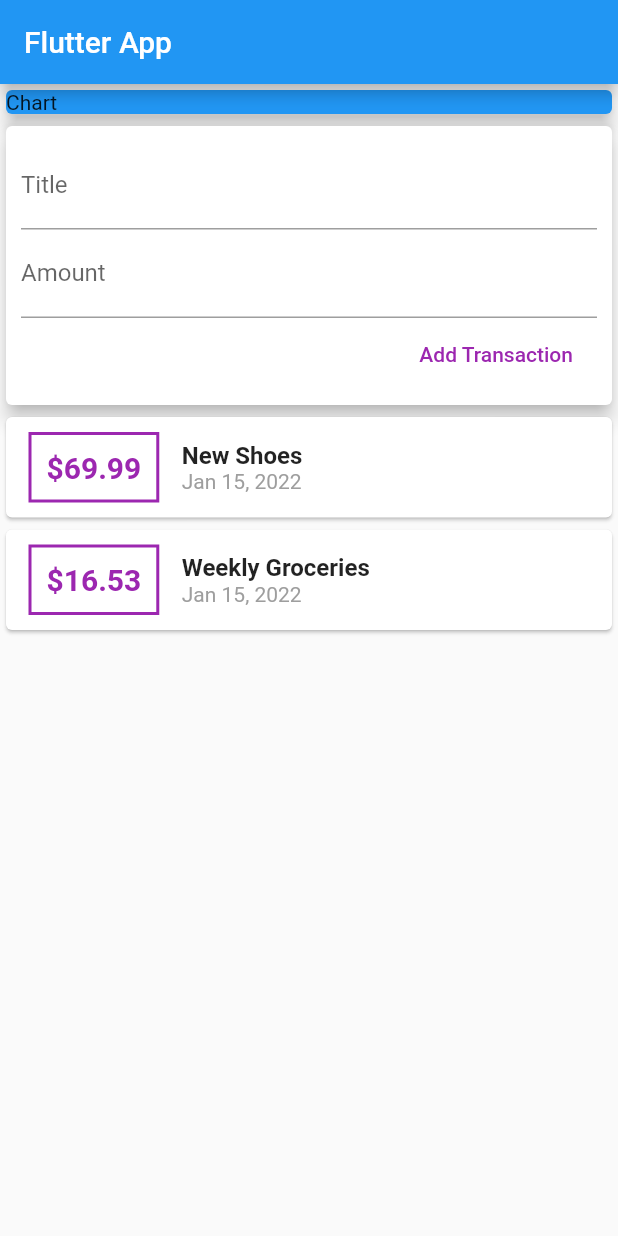
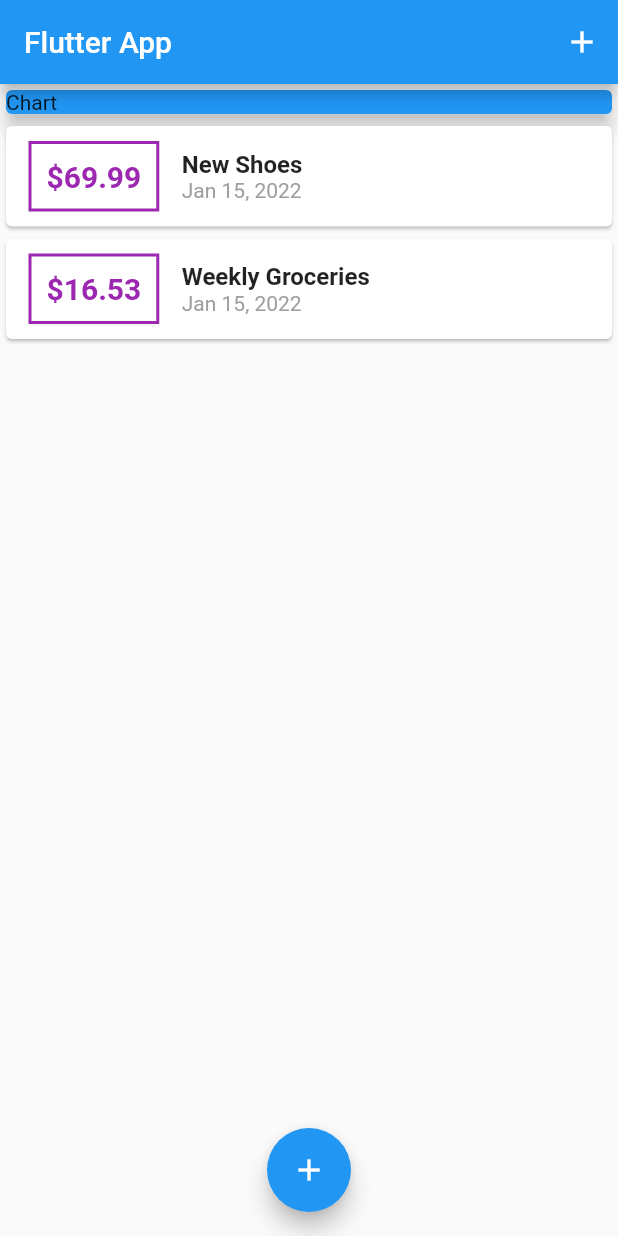
Before and after one commit to Lastlilith/PersonalExpenses, a Flutter app: the screen it shows after launch, on a phone screen of 412 x 824 dp. Run offline on Flutter 3.47's test engine with Material 2 defaults, Android fonts, the phone set to English and light mode, and no system bars.

```diff
--- a/lib/main.dart
+++ b/lib/main.dart
@@ -1,5 +1,8 @@
+import 'package:flutter/gestures.dart';
 import 'package:flutter/material.dart';
-import 'package:personal_expenses/widgets/user_transactions.dart';
+import 'package:personal_expenses/widgets/new_transaction.dart';
+import 'package:personal_expenses/widgets/transaction_list.dart';
+import 'models/transaction.dart';
 
 void main() => runApp(MyApp());
 
@@ -13,17 +16,64 @@ class MyApp extends StatelessWidget {
   }
 }
 
-class MyHomePage extends StatelessWidget {
-  // String titleInput;
-  // String amountInput;
-  final titleController = TextEditingController();
-  final amountController = TextEditingController();
+class MyHomePage extends StatefulWidget {
+  @override
+  State<MyHomePage> createState() => _MyHomePageState();
+}
+
+class _MyHomePageState extends State<MyHomePage> {
+  final List<Transaction> _userTransactions = [
+    Transaction(
+      id: 't1',
+      title: 'New Shoes',
+      amount: 69.99,
+      date: DateTime.now(),
+    ),
+    Transaction(
+      id: 't2',
+      title: 'Weekly Groceries',
+      amount: 16.53,
+      date: DateTime.now(),
+    ),
+  ];
+
+  void _addNewTransaction(String txTitle, double txAmount) {
+    final newTx = Transaction(
+      title: txTitle,
+      amount: txAmount,
+      date: DateTime.now(),
+      id: DateTime.now().toString(),
+    );
+
+    setState(() {
+      _userTransactions.add(newTx);
+    });
+  }
+
+  void _startAddNewTransaction(BuildContext ctx) {
+    showModalBottomSheet(
+      context: ctx,
+      builder: (bCtx) {
+        return GestureDetector(
+          onTap: () {},
+          child: NewTransaction(_addNewTransaction),
+          behavior: HitTestBehavior.opaque,
+        );
+      },
+    );
+  }
 
   @override
   Widget build(BuildContext context) {
     return Scaffold(
       appBar: AppBar(
         title: Text('Flutter App'),
+        actions: [
+          IconButton(
+            onPressed: () => _startAddNewTransaction(context),
+            icon: Icon(Icons.add),
+          )
+        ],
       ),
       body: SingleChildScrollView(
         child: Column(
@@ -38,9 +88,14 @@ class MyHomePage extends StatelessWidget {
                 elevation: 5,
               ),
             ),
-            UserTransactions()
+            TransactionList(_userTransactions),
           ],
         ),
+      ),
+      floatingActionButtonLocation: FloatingActionButtonLocation.centerFloat,
+      floatingActionButton: FloatingActionButton(
+        child: Icon(Icons.add),
+        onPressed: () => _startAddNewTransaction(context),
       ),
     );
   }
--- a/lib/widgets/user_transactions.dart
+++ /dev/null
@@ -1,49 +0,0 @@
-import 'package:flutter/material.dart';
-import 'new_transaction.dart';
-import 'transaction_list.dart';
-import '../models/transaction.dart';
-
-class UserTransactions extends StatefulWidget {
-  @override
-  _UserTransactionsState createState() => _UserTransactionsState();
-}
-
-class _UserTransactionsState extends State<UserTransactions> {
-  final List<Transaction> _userTransactions = [
-    Transaction(
-      id: 't1',
-      title: 'New Shoes',
-      amount: 69.99,
-      date: DateTime.now(),
-    ),
-    Transaction(
-      id: 't2',
-      title: 'Weekly Groceries',
-      amount: 16.53,
-      date: DateTime.now(),
-    ),
-  ];
-
-  void _addNewTransaction(String txTitle, double txAmount) {
-    final newTx = Transaction(
-      title: txTitle,
-      amount: txAmount,
-      date: DateTime.now(),
-      id: DateTime.now().toString(),
-    );
-
-    setState(() {
-      _userTransactions.add(newTx);
-    });
-  }
-
-  @override
-  Widget build(BuildContext context) {
-    return Column(
-      children: [
-        NewTransaction(_addNewTransaction),
-        TransactionList(_userTransactions),
-      ],
-    );
-  }
-}
```
Also changed, not shown: lib/widgets/new_transaction.dart (+13 -4 lines).
